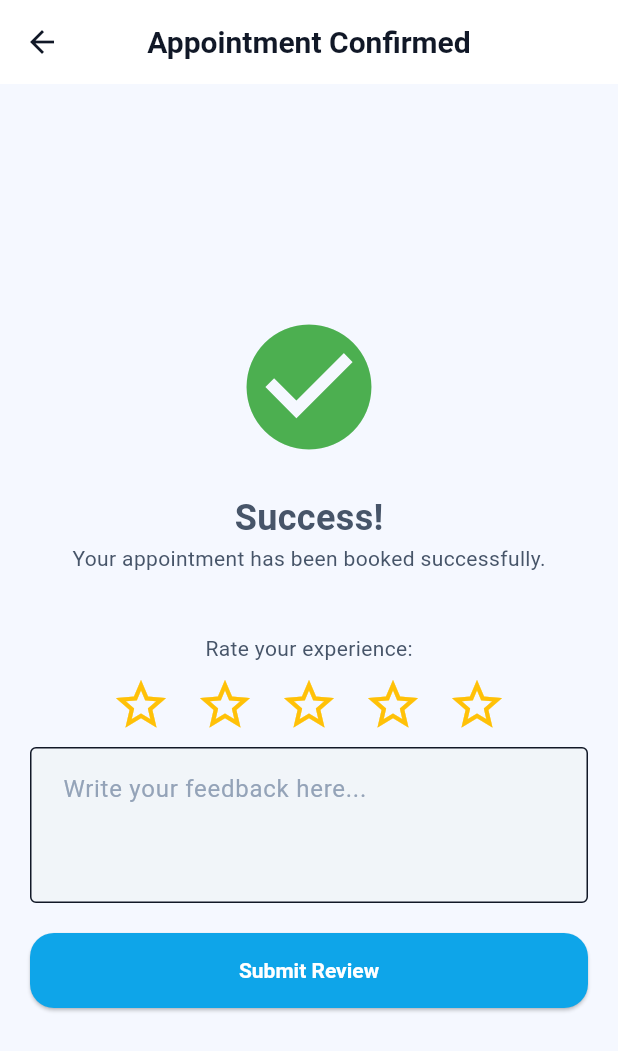
After one commit to Ganidu2004/doctor_appoinment_app, a Flutter app: the SuccessReviewPage screen opened directly, on a phone screen of 412 x 824 dp. The commit adds this screen. Shown: the top 1051 px of the screen. Run offline on Flutter 3.47's test engine with Material 3 defaults, Android fonts, the phone set to English and light mode, and no system bars; our stand-ins replace cloud_firestore, firebase_auth, firebase_core, firebase_messaging, flutter_local_notifications, image_picker and 1 more; accounts and stored records are empty.

Commit message:
create successful page and navigate it🚩

```diff
--- /dev/null
+++ b/lib/screens/dashboard/appoiment/succesful.dart
@@ -0,0 +1,66 @@
+import 'package:flutter/material.dart';
+
+class SuccessReviewPage extends StatefulWidget {
+  const SuccessReviewPage({super.key});
+
+  @override
+  State<SuccessReviewPage> createState() => _SuccessReviewPageState();
+}
+
+class _SuccessReviewPageState extends State<SuccessReviewPage> {
+  int _rating = 0;
+  final TextEditingController _reviewController = TextEditingController();
+
+  @override
+  Widget build(BuildContext context) {
+    return Scaffold(
+      appBar: AppBar(title: const Text("Appointment Confirmed")),
+      body: Padding(
+        padding: const EdgeInsets.all(20.0),
+        child: Column(
+          mainAxisAlignment: MainAxisAlignment.center,
+          children: [
+            const Icon(Icons.check_circle, size: 100, color: Colors.green),
+            const SizedBox(height: 20),
+            const Text(
+              "Success!",
+              style: TextStyle(fontSize: 24, fontWeight: FontWeight.bold),
+            ),
+            const Text("Your appointment has been booked successfully."),
+            const SizedBox(height: 40),
+            const Text("Rate your experience:"),
+            Row(
+              mainAxisAlignment: MainAxisAlignment.center,
+              children: List.generate(5, (index) {
+                return IconButton(
+                  icon: Icon(
+                    index < _rating ? Icons.star : Icons.star_border,
+                    color: Colors.amber,
+                    size: 40,
+                  ),
+                  onPressed: () => setState(() => _rating = index + 1),
+                );
+              }),
+            ),
+            TextField(
+              controller: _reviewController,
+              decoration: const InputDecoration(
+                hintText: "Write your feedback here...",
+                border: OutlineInputBorder(),
+              ),
+              maxLines: 3,
+            ),
+            const SizedBox(height: 20),
+            ElevatedButton(
+              onPressed: () {
+                // Handle your API call here
+                debugPrint("Rating: $_rating, Review: ${_reviewController.text}");
+              },
+              child: const Text("Submit Review"),
+            ),
+          ],
+        ),
+      ),
+    );
+  }
+}
```
Also changed, not shown: lib/screens/dashboard/appoiment/appoiment_payment_page.dart (+52 -2 lines).
